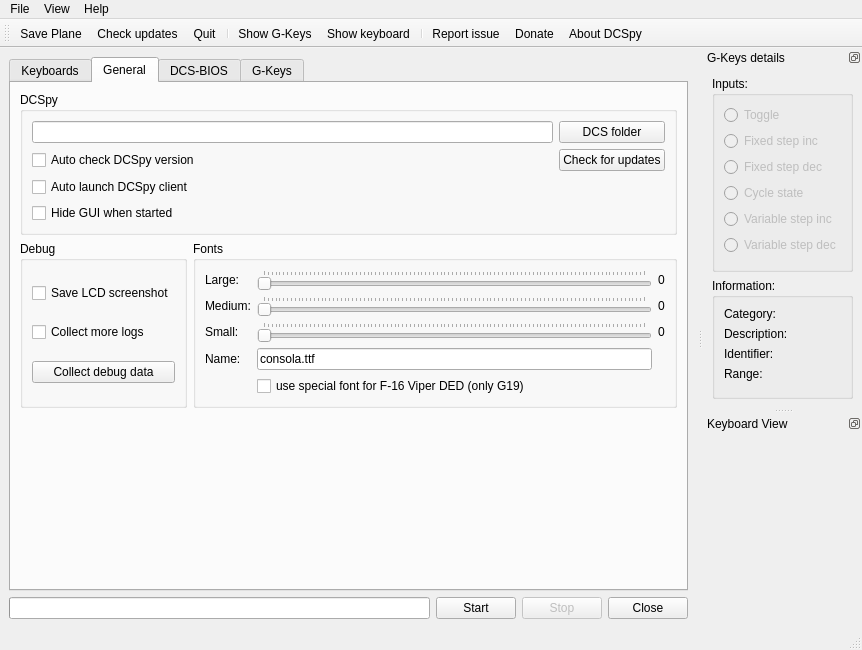
Qt form dcspy/ui/qtdcs.ui (emcek/dcspy) before a commit.
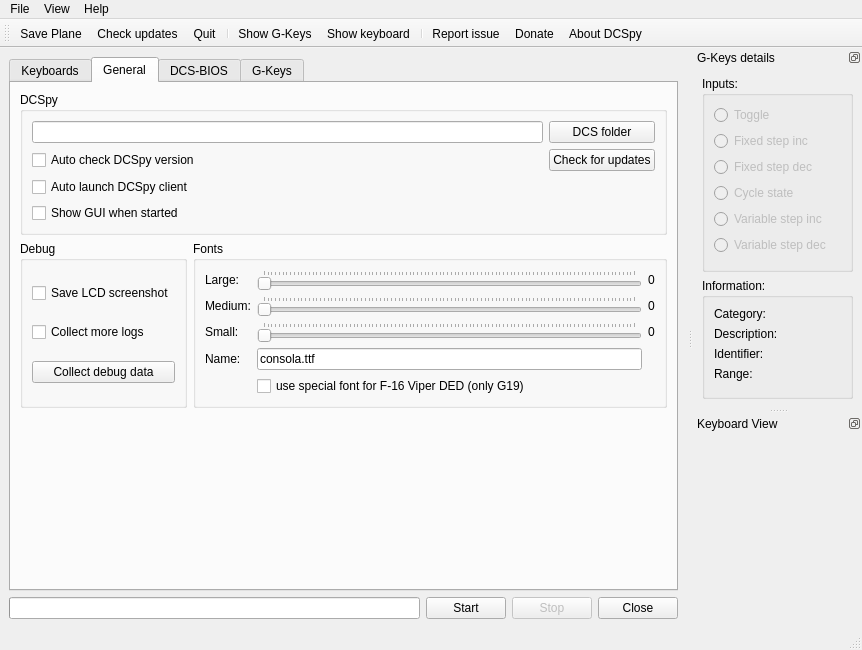
The same form after that commit. The open tabs and pages were chosen to show the change. Icons and pictures are not drawn.

What changed in the file:
```diff
--- a/dcspy/ui/qtdcs.ui
+++ b/dcspy/ui/qtdcs.ui
@@ -259,7 +259,7 @@
                 <string>If unchecked DCSpy stay open in system tray and client will be lauched</string>
                </property>
                <property name="text">
-                <string>Hide GUI when started</string>
+                <string>Show GUI when started</string>
                </property>
                <property name="icon">
                 <iconset resource="../qtgui.qrc">
@@ -815,7 +815,7 @@
   <widget class="QDockWidget" name="dw_gkeys">
    <property name="minimumSize">
     <size>
-     <width>150</width>
+     <width>169</width>
      <height>360</height>
     </size>
    </property>
```
Left out of the diff: 26 changed lines with no effect on the pictures.
